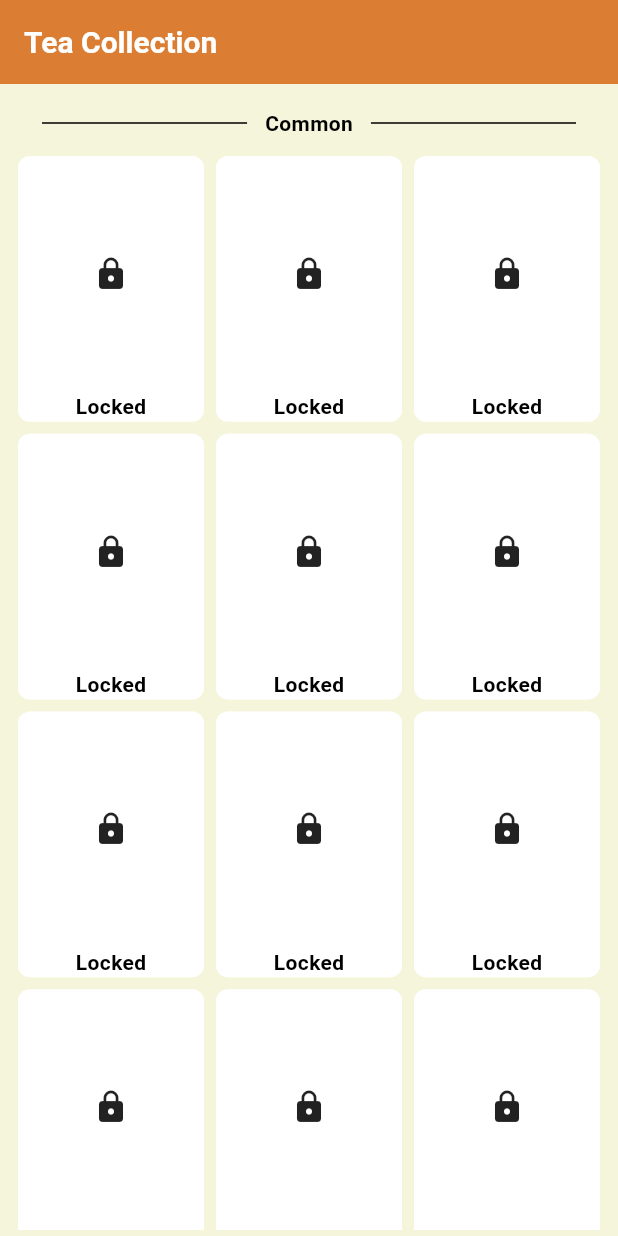
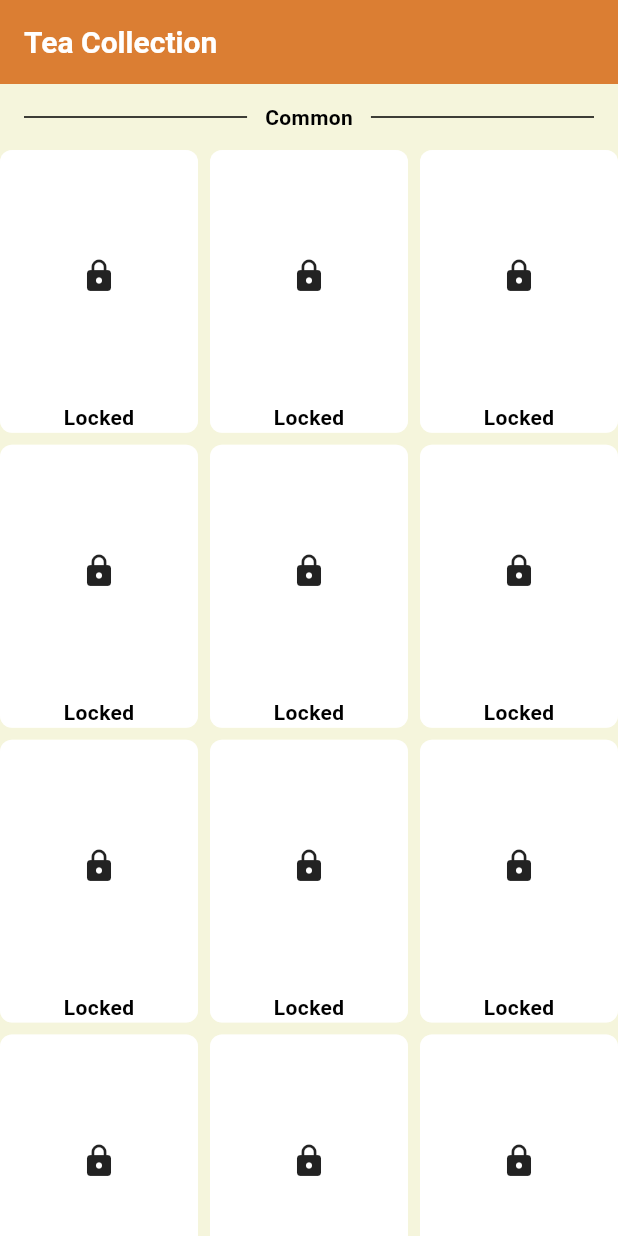
Before and after one commit to BaoBab-800/Zen-Tea, a Flutter app: the TeaCollectionPageBuilder screen opened by its route, on a phone screen of 412 x 824 dp. Run offline on Flutter 3.47's test engine with Material 3 defaults, Android fonts, the light colour scheme and no system bars; our stand-ins replace flutter_svg, go_router, hive, hive_flutter, package_info_plus, path_drawing; accounts and stored records are empty.

Commit message:
The tea collection grid has been redesigned to accommodate a universal widget for collection and avatar selection.

```diff
--- a/lib/ui/tea_collection/tea_collection_page_builder.dart
+++ b/lib/ui/tea_collection/tea_collection_page_builder.dart
@@ -2,9 +2,10 @@ import 'package:flutter/material.dart';
 import 'package:provider/provider.dart';
 
 import 'package:zentea/core/l10n/l10n.dart';
-import 'package:zentea/data/teas/tea_model.dart';
-import 'package:zentea/data/teas/tea_types.dart';
+
 import 'package:zentea/services/tea_collection/i_tea_collection_service.dart';
+import 'package:zentea/ui/tea_grid/tea_rarity_grid.dart';
+
 import 'tea_card.dart';
 
 class TeaCollectionPageBuilder extends StatelessWidget {
@@ -13,9 +14,6 @@ class TeaCollectionPageBuilder extends StatelessWidget {
   @override
   Widget build(BuildContext context) {
     final teas = context.watch<ITeaCollectionService>().teas;
-    final commonTeas = teas.where((tea) => tea.features == TeaFeatures.common).toList();
-    final rareTeas = teas.where((tea) => tea.features == TeaFeatures.rare).toList();
-    final legendaryTeas = teas.where((tea) => tea.features == TeaFeatures.legendary).toList();
 
     return Scaffold(
       appBar: AppBar(
@@ -25,65 +23,9 @@ class TeaCollectionPageBuilder extends StatelessWidget {
         ),
       ),
 
-      body: Padding(
-        padding: const EdgeInsets.symmetric(horizontal: 12, vertical: 4),
-        child: CustomScrollView(
-          slivers: [
-            _raritySeparator(context.l10n.common),
-            _teaGridView(context, commonTeas),
-
-            _raritySeparator(context.l10n.rare),
-            _teaGridView(context, rareTeas),
-
-            _raritySeparator(context.l10n.legendary),
-            _teaGridView(context, legendaryTeas),
-          ],
-        ),
-      ),
-    );
-  }
-
-  Widget _teaGridView(BuildContext context, List<TeaModel> teas) {
-    return SliverGrid(
-      delegate: SliverChildBuilderDelegate(
-            (context, index) => TeaCard(tea: teas[index]),
-        childCount: teas.length,
-      ),
-
-      gridDelegate: const SliverGridDelegateWithFixedCrossAxisCount(
-        crossAxisCount: 3,
-        crossAxisSpacing: 8,
-        mainAxisSpacing: 8,
-        childAspectRatio: 0.7,
-      ),
-    );
-  }
-
-  Widget _raritySeparator(String rarityName) {
-    return SliverToBoxAdapter(
-      child: Padding(
-        padding: const EdgeInsets.symmetric(vertical: 12),
-        child: Row(
-          children: [
-            const Expanded(
-              child: Divider(indent: 16),
-            ),
-
-            Padding(
-              padding: const EdgeInsets.symmetric(horizontal: 12),
-              child: Text(
-                rarityName,
-                style: const TextStyle(
-                  fontWeight: FontWeight.bold,
-                ),
-              ),
-            ),
-
-            const Expanded(
-              child: Divider(endIndent: 16),
-            ),
-          ],
-        ),
+      body: TeaRarityGrid(
+        teas: teas,
+        itemBuilder: (context, tea) => TeaCard(tea: tea),
       ),
     );
   }
--- /dev/null
+++ b/lib/ui/tea_grid/tea_rarity_grid.dart
@@ -0,0 +1,137 @@
+import 'package:flutter/material.dart';
+
+import 'package:zentea/core/l10n/l10n.dart';
+import 'package:zentea/data/teas/tea_model.dart';
+import 'package:zentea/data/teas/tea_types.dart';
+
+typedef TeaCardBuilder = Widget Function(BuildContext context, TeaModel tea);
+
+class TeaRarityGrid extends StatelessWidget {
+  final List<TeaModel> teas;
+  final TeaCardBuilder itemBuilder;
+  final bool hideEmptyGroups;
+  final EdgeInsetsGeometry? padding;
+
+  const TeaRarityGrid({
+    super.key,
+    required this.teas,
+    required this.itemBuilder,
+    this.hideEmptyGroups = false,
+    this.padding,
+  });
+
+  @override
+  Widget build(BuildContext context) {
+    final slivers = <Widget>[];
+
+    for (final group in _buildGroups(context)) {
+      if (hideEmptyGroups && group.teas.isEmpty) {
+        continue;
+      }
+
+      slivers
+        ..add(_RaritySeparator(group.title))
+        ..add(_TeaGridView(teas: group.teas, itemBuilder: itemBuilder));
+    }
+
+    final scrollView = CustomScrollView(slivers: slivers);
+
+    if (padding == null) {
+      return scrollView;
+    }
+
+    return Padding(
+      padding: padding!,
+      child: scrollView,
+    );
+  }
+
+  List<_TeaRarityGroup> _buildGroups(BuildContext context) {
+    return [
+      _TeaRarityGroup(
+        title: context.l10n.common,
+        teas: _teasByFeature(TeaFeatures.common),
+      ),
+
+      _TeaRarityGroup(
+        title: context.l10n.rare,
+        teas: _teasByFeature(TeaFeatures.rare),
+      ),
+
+      _TeaRarityGroup(
+        title: context.l10n.legendary,
+        teas: _teasByFeature(TeaFeatures.legendary),
+      ),
+    ];
+  }
+
+  List<TeaModel> _teasByFeature(TeaFeatures feature) {
+    return teas.where((tea) => tea.features == feature).toList();
+  }
+}
+
+class _TeaGridView extends StatelessWidget {
+  final List<TeaModel> teas;
+  final TeaCardBuilder itemBuilder;
+
+  const _TeaGridView({required this.teas, required this.itemBuilder});
+
+  @override
+  Widget build(BuildContext context) {
+    return SliverGrid(
+      delegate: SliverChildBuilderDelegate(
+            (context, index) => itemBuilder(context, teas[index]),
+        childCount: teas.length,
+      ),
+      gridDelegate: const SliverGridDelegateWithFixedCrossAxisCount(
+        crossAxisCount: 3,
+        crossAxisSpacing: 8,
+        mainAxisSpacing: 8,
+        childAspectRatio: 0.7,
+      ),
+    );
+  }
+}
+
+class _RaritySeparator extends StatelessWidget {
+  final String rarityName;
+
+  const _RaritySeparator(this.rarityName);
+
+  @override
+  Widget build(BuildContext context) {
+    return SliverToBoxAdapter(
+      child: Padding(
+        padding: const EdgeInsets.symmetric(vertical: 12),
+        child: Row(
+          children: [
+            const Expanded(
+              child: Divider(indent: 16),
+            ),
+
+            Padding(
+              padding: const EdgeInsets.symmetric(horizontal: 12),
+              child: Text(
+                rarityName,
+                style: const TextStyle(
+                  fontWeight: FontWeight.bold,
+                ),
+              ),
+            ),
+
+            const Expanded(
+              child: Divider(endIndent: 16),
+            ),
+          ],
+        ),
+      ),
+    );
+  }
+}
+
+class _TeaRarityGroup {
+  final String title;
+  final List<TeaModel> teas;
+
+  const _TeaRarityGroup({required this.title, required this.teas});
+}
```
Also changed, not shown: lib/ui/profile/selection_dialog_grid.dart (+11 -72 lines).
